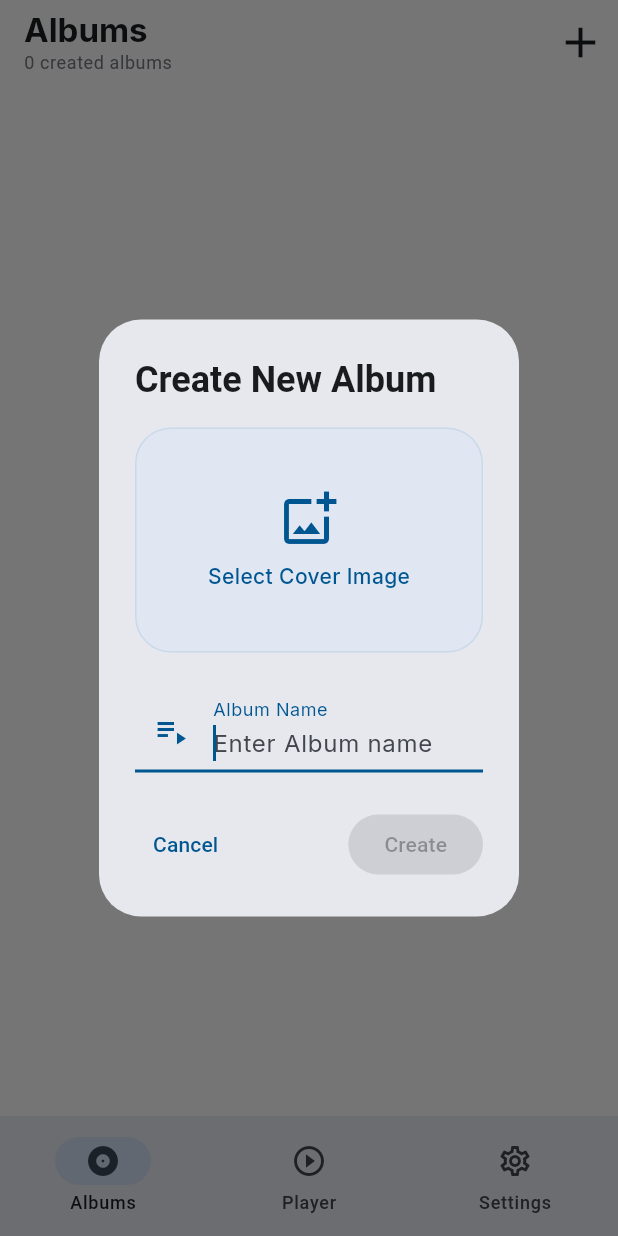
After one commit to pangyulei/Mockingbird, a Flutter app: the screen it shows after launch, after a tap on the "add" icon, on a phone screen of 412 x 824 dp. The commit adds this screen. Run offline on Flutter 3.47's test engine with Material 3 defaults, Android fonts, the light colour scheme and no system bars; our stand-ins replace file_picker, google_fonts, image_picker, marquee, objectbox, scrollable_positioned_list and 1 more; generated files the repository leaves out were written again.

Commit message:
Refactor create and edit album

```diff
--- /dev/null
+++ b/lib/tab_albums/album_edit/album_edit_screen.dart
@@ -0,0 +1,160 @@
+import 'dart:io';
+
+import 'package:flutter/material.dart';
+import 'package:image_picker/image_picker.dart';
+import 'package:mockingbird/db/db_album.dart';
+import 'package:mockingbird/db/db_objectbox.dart';
+import 'package:mockingbird/model/album.dart';
+import 'package:mockingbird/tab_albums/album_edit/album_edit_state.dart';
+import 'package:mockingbird/tab_albums/album_edit/album_edit_ui.dart';
+
+class AlbumEditScreen extends StatefulWidget {
+  final Album? _album;
+
+  const AlbumEditScreen(this._album, {super.key});
+
+  @override
+  State<AlbumEditScreen> createState() => _AlbumEditScreenState();
+}
+
+class _AlbumEditScreenState extends State<AlbumEditScreen>
+    implements AlbumEditUIOutputITF {
+  var _state = const AlbumEditState.empty();
+  final _nameController = TextEditingController();
+  final _picker = ImagePicker();
+
+  @override
+  void initState() {
+    super.initState();
+
+    if (widget._album != null) {
+      Album album = widget._album!;
+      File? cover = album.cover == null ? null : File(album.cover!);
+      _nameController.text = album.name;
+      _state = _state.copyWith(
+        title: 'Edit Album',
+        submitTitle: 'Save',
+        cover: () => cover,
+        enableSubmit: false,
+      );
+    } else {
+      _nameController.text = '';
+      _state = _state.copyWith(
+        title: 'Create New Album',
+        submitTitle: 'Create',
+        cover: () => null,
+        enableSubmit: false,
+      );
+    }
+    _nameController.addListener(() {
+      final enableSubmit = _isSubmitEnable(
+        _nameController.text,
+        _state.cover,
+        widget._album,
+      );
+      if (_state.enableSubmit != enableSubmit) {
+        setState(() {
+          _state = _state.copyWith(enableSubmit: enableSubmit);
+        });
+      }
+    });
+  }
+
+  bool _isSubmitEnable(String name, File? cover, Album? album) {
+    if (album == null) {
+      //is creating, only valid name
+      return name.trim().isNotEmpty;
+    } else {
+      //is editing, name or cover is different then able to update
+      if (name.trim() != album.name) return true;
+      if (cover?.path != album.cover) return true;
+      return false;
+    }
+  }
+
+  @override
+  void dispose() {
+    _nameController.dispose();
+    super.dispose();
+  }
+
+  @override
+  Widget build(BuildContext context) {
+    return AlbumEditUI(_state, _nameController, this);
+  }
+
+  @override
+  void albumEdit_onPickCover() async {
+    final XFile? xImage = await _picker.pickImage(
+      source: ImageSource.gallery,
+      maxWidth: 512,
+      maxHeight: 512,
+      imageQuality: 75,
+    );
+    if (xImage == null) {
+      //didnt select any image, no changes
+      return;
+    }
+    File newCover = File(xImage.path);
+    setState(() {
+      _state = _state.copyWith(
+        cover: () => newCover,
+        enableSubmit: _isSubmitEnable(
+          _nameController.text,
+          newCover,
+          widget._album,
+        ),
+      );
+    });
+  }
+
+  @override
+  void albumEdit_onRemoveCover() {
+    File? newCover = null;
+    setState(() {
+      _state = _state.copyWith(
+        cover: () => newCover,
+        enableSubmit: _isSubmitEnable(
+          _nameController.text,
+          newCover,
+          widget._album,
+        ),
+      );
+    });
+  }
+
+  @override
+  void albumEdit_onSubmit() async {
+    final dbAlbum = DBAlbum(DBObjectBox().store);
+    final Album? album = widget._album;
+    setState(() {
+      _state = _state.copyWith(showLoading: true);
+    });
+    if (album == null) {
+      //creating
+      await dbAlbum.create(name: _nameController.text, cover: _state.cover);
+    } else {
+      //editing
+      await dbAlbum.update(
+        album: album,
+        name: _nameController.text,
+        cover: _state.cover,
+      );
+    }
+    setState(() {
+      _state = _state.copyWith(showLoading: false);
+    });
+    _pop();
+  }
+
+  @override
+  void albumEdit_onCancel() {
+    _pop();
+  }
+
+  void _pop() {
+    if (mounted) {
+      Navigator.of(context).pop();
+    }
+  }
+}
--- /dev/null
+++ b/lib/tab_albums/album_edit/album_edit_state.dart
@@ -0,0 +1,36 @@
+import 'dart:io';
+
+class AlbumEditState {
+  final bool showLoading;
+  final String title;
+  final String submitTitle;
+  final File? cover;
+  final bool enableSubmit;
+
+  const AlbumEditState({
+    required this.showLoading,
+    required this.title,
+    required this.submitTitle,
+    required this.cover,
+    required this.enableSubmit,
+  });
+
+  const AlbumEditState.empty()
+    : this(title: '', submitTitle: '', cover: null, enableSubmit: false, showLoading: false);
+
+  AlbumEditState copyWith({
+    bool? showLoading,
+    String? title,
+    String? submitTitle,
+    bool? enableSubmit,
+    File? Function()? cover,
+  }) {
+    return AlbumEditState(
+      showLoading: showLoading ?? this.showLoading,
+      title: title ?? this.title,
+      submitTitle: submitTitle ?? this.submitTitle,
+      cover: cover == null ? this.cover : cover(),
+      enableSubmit: enableSubmit ?? this.enableSubmit,
+    );
+  }
+}
--- /dev/null
+++ b/lib/tab_albums/album_edit/album_edit_ui.dart
@@ -0,0 +1,145 @@
+import 'package:flutter/material.dart';
+import 'package:mockingbird/tab_albums/album_edit/album_edit_state.dart';
+
+abstract interface class AlbumEditUIOutputITF {
+  void albumEdit_onSubmit();
+  void albumEdit_onCancel();
+  void albumEdit_onPickCover();
+  void albumEdit_onRemoveCover();
+}
+
+class AlbumEditUI extends StatelessWidget {
+  final AlbumEditState _state;
+  final TextEditingController _nameController;
+  final AlbumEditUIOutputITF _logic;
+  const AlbumEditUI(
+    this._state,
+    this._nameController,
+    this._logic, {
+    super.key,
+  });
+
+  @override
+  Widget build(BuildContext ctx) {
+    return Stack(children: [_dialog(ctx), if (_state.showLoading) _loading()]);
+  }
+
+  Widget _dialog(BuildContext ctx) {
+    return AlertDialog(
+      shape: RoundedRectangleBorder(borderRadius: BorderRadius.circular(28)),
+      title: Text(
+        _state.title,
+        style: const TextStyle(fontWeight: FontWeight.bold),
+      ),
+      actionsAlignment: MainAxisAlignment.spaceBetween,
+      content: SingleChildScrollView(
+        child: Column(
+          mainAxisSize: MainAxisSize.min,
+          children: [
+            _cover(ctx),
+            const SizedBox(height: 24),
+            TextField(
+              controller: _nameController,
+              cursorColor: Theme.of(ctx).colorScheme.primary,
+              decoration: InputDecoration(
+                labelText: 'Album Name',
+                hintText: 'Enter Album name',
+                prefixIcon: Icon(
+                  Icons.playlist_play,
+                  color: Theme.of(ctx).colorScheme.primary,
+                ),
+              ),
+              autofocus: true,
+            ),
+          ],
+        ),
+      ),
+      actions: [
+        TextButton(
+          onPressed: _logic.albumEdit_onCancel,
+          child: const Text('Cancel'),
+        ),
+        FilledButton(
+          onPressed: _state.enableSubmit ? _logic.albumEdit_onSubmit : null,
+
+          child: Text(_state.submitTitle),
+        ),
+      ],
+    );
+  }
+
+  Widget _cover(BuildContext ctx) {
+    return Column(
+      children: [
+        GestureDetector(
+          // onTapDown: (_) => _updateState(_state.copyWith(isCoverPressed: true)),
+          // onTapUp: (_) => _updateState(_state.copyWith(isCoverPressed: false)),
+          // onTapCancel: () => _updateState(_state.copyWith(isCoverPressed: false)),
+          onTap: _logic.albumEdit_onPickCover,
+          child: AnimatedContainer(
+            duration: const Duration(milliseconds: 100),
+            width: double.infinity,
+            height: 150,
+            decoration: BoxDecoration(
+              color: Theme.of(
+                ctx,
+              ).colorScheme.primaryContainer.withValues(alpha: 0.3),
+              borderRadius: BorderRadius.circular(24),
+              border: Border.all(
+                color: Theme.of(ctx).colorScheme.primary.withValues(alpha: 0.1),
+                width: 1,
+              ),
+            ),
+            child: ClipRRect(
+              borderRadius: BorderRadius.circular(24),
+              child: _state.cover != null
+                  ? Image.file(_state.cover!, fit: BoxFit.cover)
+                  : _noImage(ctx),
+            ),
+          ),
+        ),
+        if (_state.cover != null) _removeButton(ctx),
+      ],
+    );
+  }
+
+  Widget _loading() {
+    return ColoredBox(
+      color: Colors.black.withAlpha(20),
+      child: const Center(child: CircularProgressIndicator()),
+    );
+  }
+
+  Widget _noImage(BuildContext ctx) {
+    return Column(
+      mainAxisAlignment: MainAxisAlignment.center,
+      children: [
+        Icon(
+          Icons.add_photo_alternate_outlined,
+          size: 40,
+          color: Theme.of(ctx).colorScheme.primary,
+        ),
+        const SizedBox(height: 8),
+        Text(
+          'Select Cover Image',
+          style: TextStyle(
+            color: Theme.of(ctx).colorScheme.primary,
+            fontWeight: FontWeight.w500,
+            fontSize: 14,
+          ),
+        ),
+      ],
+    );
+  }
+
+  Widget _removeButton(BuildContext ctx) {
+    return TextButton.icon(
+      onPressed: _logic.albumEdit_onRemoveCover,
+      icon: const Icon(Icons.delete_outline, size: 18),
+      label: const Text('Remove Cover'),
+      style: TextButton.styleFrom(
+        foregroundColor: Theme.of(ctx).colorScheme.error,
+      ),
+    );
+  }
+}
--- a/lib/tab_albums/albums_grid/albums_grid_screen.dart
+++ b/lib/tab_albums/albums_grid/albums_grid_screen.dart
@@ -5,8 +5,7 @@ import 'package:mockingbird/db/db_album.dart';
 import 'package:mockingbird/db/db_objectbox.dart';
 import 'package:mockingbird/model/album.dart';
 import 'package:mockingbird/tab_albums/album_card/album_card_state.dart';
-import 'package:mockingbird/tab_albums/album_edit/ui_album_edit.dart';
-import 'package:mockingbird/tab_albums/album_edit/ui_album_edit_snapshot_provider.dart';
+import 'package:mockingbird/tab_albums/album_edit/album_edit_screen.dart';
 import 'package:mockingbird/tab_albums/albums_grid/albums_grid_state.dart';
 import 'package:mockingbird/tab_albums/albums_grid/albums_grid_ui.dart';
 
@@ -19,20 +18,15 @@ class AlbumsGridScreen extends StatefulWidget {
 
 class _AlbumsGridScreenState extends State<AlbumsGridScreen>
     implements AlbumsGridUIOutputITF {
-  AlbumsGridState _state = const AlbumsGridState(
-    albumStates: [],
-    albumsCount: 0,
-    showLoading: false,
-  );
+  var _state = const AlbumsGridState.empty();
   var _albums = <Album>[];
   final _subs = <StreamSubscription>[];
 
   @override
   void initState() {
     super.initState();
-    setState(() {
-      _state = _state.copyWith(showLoading: true);
-    });
+
+    _state = _state.copyWith(showLoading: true);
     //observe Album DB
     final albumsStream = DBObjectBox().store
         .box<Album>()
@@ -76,11 +70,7 @@ class _AlbumsGridScreenState extends State<AlbumsGridScreen>
     await showDialog(
       context: context,
       builder: (context) {
-        return UIAlbumEdit(
-          title: 'Create New Album',
-          provider: UIAlbumEditSnapshotProvider(null),
-          submitTitle: 'Create',
-        );
+        return const AlbumEditScreen(null);
       },
     );
   }
@@ -89,11 +79,7 @@ class _AlbumsGridScreenState extends State<AlbumsGridScreen>
     await showDialog(
       context: context,
       builder: (context) {
-        return UIAlbumEdit(
-          title: 'Edit Album',
-          provider: UIAlbumEditSnapshotProvider(album),
-          submitTitle: 'Save',
-        );
+        return AlbumEditScreen(album);
       },
     );
   }
--- a/lib/tab_albums/albums_grid/albums_grid_state.dart
+++ b/lib/tab_albums/albums_grid/albums_grid_state.dart
@@ -1,15 +1,19 @@
 import 'package:mockingbird/tab_albums/album_card/album_card_state.dart';
-
 
 class AlbumsGridState {
   final bool showLoading;
   final int albumsCount;
   final List<AlbumCardState> albumStates;
+
   const AlbumsGridState({
     required this.showLoading,
     required this.albumStates,
     required this.albumsCount,
   });
+
+  const AlbumsGridState.empty()
+    : this(albumStates: const [], albumsCount: 0, showLoading: false);
+
   AlbumsGridState copyWith({
     bool? showLoading,
     int? albumsCount,
--- a/lib/tab_albums/albums_grid/albums_grid_ui.dart
+++ b/lib/tab_albums/albums_grid/albums_grid_ui.dart
@@ -1,11 +1,7 @@
 import 'dart:async';
 
 import 'package:flutter/material.dart';
-import 'package:mockingbird/model/album.dart';
-import 'package:mockingbird/tab_albums/album_card/album_card_state.dart';
 import 'package:mockingbird/tab_albums/album_card/album_card_ui.dart';
-import 'package:mockingbird/tab_albums/album_edit/ui_album_edit.dart';
-import 'package:mockingbird/tab_albums/album_edit/ui_album_edit_snapshot_provider.dart';
 import 'package:mockingbird/tab_albums/albums_grid/albums_grid_state.dart';
 
 abstract interface class AlbumsGridUIOutputITF implements AlbumCardUIOutputITF {
@@ -54,7 +50,7 @@ class AlbumsGridUI extends StatelessWidget {
 
   Widget _loading() {
     return ColoredBox(
-      color: Colors.black.withAlpha(50),
+      color: Colors.black.withAlpha(20),
       child: const Center(child: CircularProgressIndicator()),
     );
   }
```
Also changed, not shown: lib/db/db_album.dart (+1 -6 lines), lib/tab_albums/album_edit/ui_album_edit.dart (deleted, +0 -172 lines), lib/tab_albums/album_edit/ui_album_edit_events.dart (deleted, +0 -19 lines), lib/tab_albums/album_edit/ui_album_edit_snapshot.dart (deleted, +0 -15 lines), lib/tab_albums/album_edit/ui_album_edit_snapshot_provider.dart (deleted, +0 -55 lines), lib/tab_albums/album_edit/ui_album_edit_snapshot_provider_itf.dart (deleted, +0 -10 lines), lib/tab_albums/albums_grid/ui_albums_grid_snapshort_provider.dart (+0 -44 lines).
